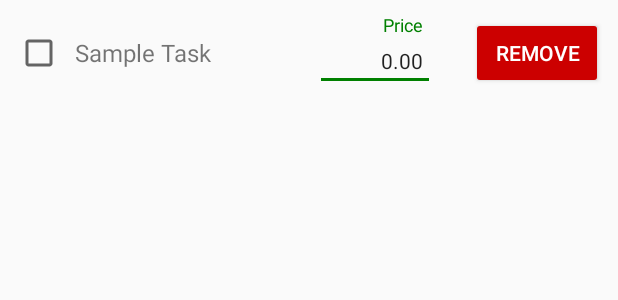
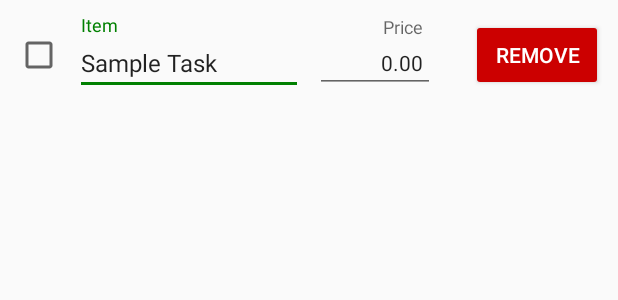
Before and after one commit to AkibHossainOmi/CoupleCart, an Android app: the layout task_item.xml on its own in the app's theme, with its tools: preview values and no code run, on a phone screen of 412 x 824 dp. Shown: the top 300 px of the screen. Run offline under Robolectric (Android 15) with nearby library versions, the phone set to English and light mode, and no system bars.

Commit message:
Item name can also be update now.

```diff
--- a/app/src/main/res/layout/task_item.xml
+++ b/app/src/main/res/layout/task_item.xml
@@ -12,17 +12,26 @@
         android:layout_width="wrap_content"
         android:layout_height="wrap_content" />
 
-    <!-- Task Text -->
-    <TextView
-        android:id="@+id/taskText"
+    <!-- Task Name with TextInputLayout -->
+    <com.google.android.material.textfield.TextInputLayout
+        android:id="@+id/taskNameInputLayout"
         android:layout_width="0dp"
         android:layout_height="wrap_content"
-        android:text="Sample Task"
-        android:textSize="16sp"
+        android:layout_weight="1"
         android:layout_marginStart="8dp"
-        android:gravity="start|center_vertical"
-        android:layout_weight="1"
-        android:layout_marginEnd="8dp" />
+        android:layout_marginEnd="8dp"
+        android:hint="Item">
+
+        <EditText
+            android:id="@+id/taskName"
+            android:layout_width="match_parent"
+            android:layout_height="wrap_content"
+            android:text="Sample Task"
+            android:textSize="16sp"
+            android:importantForAccessibility="yes"
+            android:contentDescription="Task name"
+            android:gravity="start|center_vertical" />
+    </com.google.android.material.textfield.TextInputLayout>
 
     <!-- Price Field with TextInputLayout -->
     <com.google.android.material.textfield.TextInputLayout
```
Also changed, not shown: app/src/main/java/com/example/shoppinglistapp/domain/model/TaskModel.java (+36 -8 lines), app/src/main/java/com/example/shoppinglistapp/presentation/ui/main/MainActivity.java (+41 -11 lines), app/src/main/java/com/example/shoppinglistapp/presentation/ui/task/TaskAdapter.java (+54 -9 lines).
